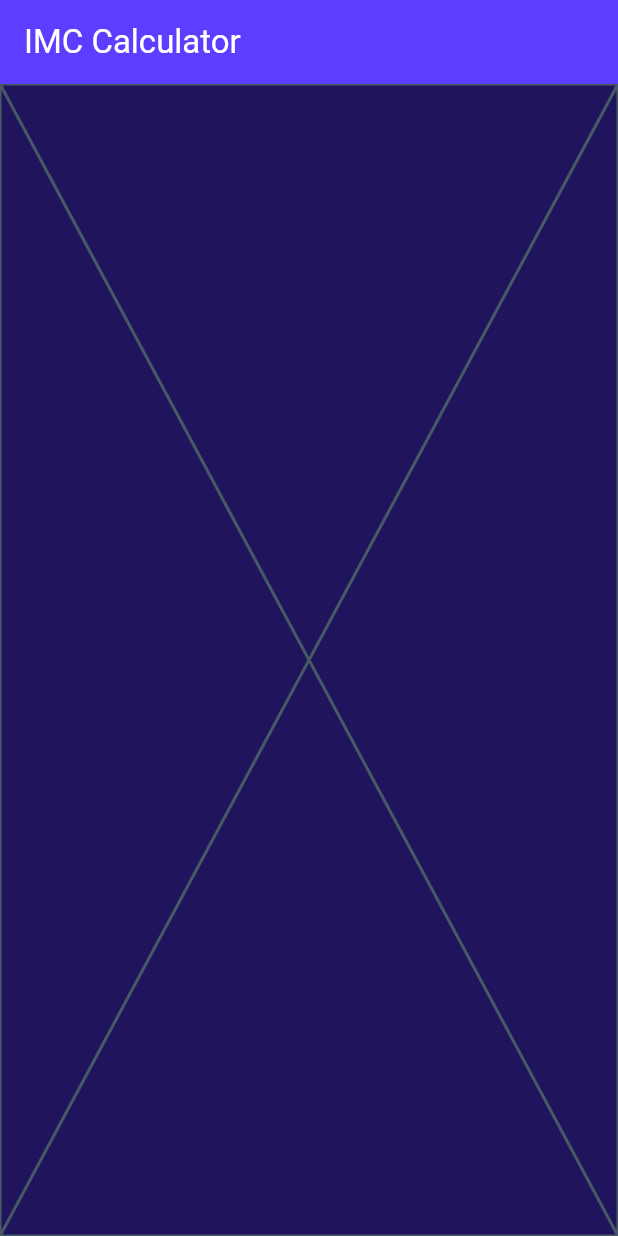
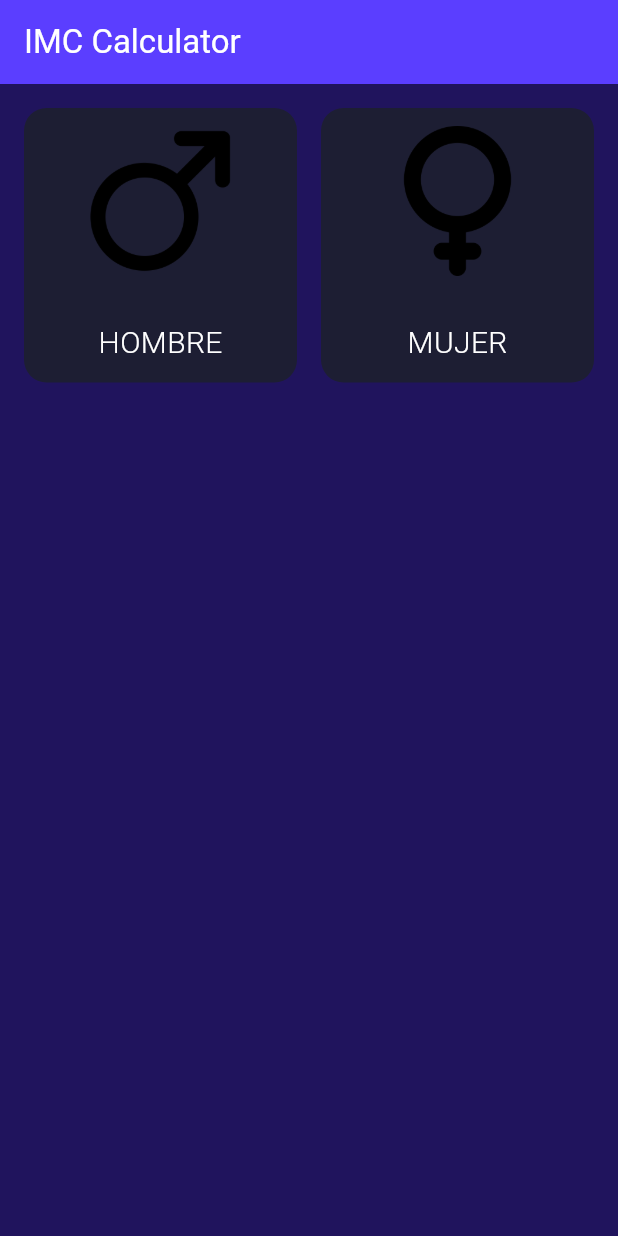
Before and after one commit to DanielGuzmanV/Proyecto-Flutter-IMCApp, a Flutter app: the screen it shows after launch, on a phone screen of 412 x 824 dp. Run offline on Flutter 3.47's test engine with Material 3 defaults, Android fonts, the phone set to English and light mode, and no system bars.

Commit message:
Selector de genero agregado y clase de estilos de texto

```diff
--- a/lib/components/gender_selector.dart
+++ b/lib/components/gender_selector.dart
@@ -1,4 +1,6 @@
 import 'package:flutter/material.dart';
+import 'package:imc_app/config/theme/app_theme.dart';
+import 'package:imc_app/config/theme/text_style.dart';
 
 class GenderSelector extends StatefulWidget {
   const GenderSelector({super.key});
@@ -8,8 +10,91 @@ class GenderSelector extends StatefulWidget {
 }
 
 class _GenderSelectorState extends State<GenderSelector> {
+  String? selectGenero;
+
   @override
   Widget build(BuildContext context) {
-    return const Placeholder();
+    return Row(
+      children: [
+
+        // Select male:
+        Expanded(
+          child: GestureDetector(
+            onTap: () {
+              setState(() {
+                selectGenero = "Hombre";
+              });
+            },
+
+            child: Padding(
+              padding: const EdgeInsets.only(top: 16, bottom: 16, left: 16, right: 8),
+              child: Container(
+                decoration: BoxDecoration(
+                  color: selectGenero == "Hombre"
+                  ? ThemeColor.backgroundComponentSelected
+                  : ThemeColor.backgroundComponent,
+
+                  borderRadius: BorderRadius.circular(15),
+                ),
+                child: Padding(
+                  padding: const EdgeInsets.all(12),
+                  child: Column(
+                    children: [
+                      Image.asset('assets/images/male.png', height: 100,),
+                      const SizedBox(height: 30,),
+                      Text(
+                        'Hombre'.toUpperCase(),
+                        style: ClaseTextStyles.bodyText
+                      ),
+                    ],
+                  ),
+                ),
+              ),
+            ),
+          ),
+        ),
+
+        // =================================================================
+
+        // Select famale:
+        Expanded(
+          child: GestureDetector(
+            onTap: () {
+              setState(() {
+                selectGenero = "Mujer";
+              });
+            },
+
+            child: Padding(
+              padding: const EdgeInsets.only(top: 16, bottom: 16, right: 16, left: 8),
+              child: Container(
+                decoration: BoxDecoration(
+                  color: selectGenero == "Mujer"
+                  ? ThemeColor.backgroundComponentSelected
+                  : ThemeColor.backgroundComponent,
+
+                  borderRadius: BorderRadius.circular(15),
+                ),
+                child: Padding(
+                  padding: const EdgeInsets.all(12),
+                  child: Column(
+                    children: [
+                      Image.asset('assets/images/female.png', height: 100,),
+                      const SizedBox(height: 30,),
+                      Text(
+                        'Mujer'.toUpperCase(),
+                        style: ClaseTextStyles.bodyText
+                      ),
+                    ],
+                  ),
+                ),
+              ),
+            ),
+          ),
+        ),
+
+
+      ],
+    );
   }
 }
--- /dev/null
+++ b/lib/config/theme/text_style.dart
@@ -0,0 +1,11 @@
+import 'package:flutter/material.dart';
+
+class ClaseTextStyles {
+
+  static const TextStyle bodyText = TextStyle(
+    color: Colors.white,
+    fontSize: 20,
+    fontWeight: FontWeight.w300
+  );
+
+}
--- a/lib/presentation/screens/imc_home.dart
+++ b/lib/presentation/screens/imc_home.dart
@@ -1,4 +1,5 @@
 import 'package:flutter/material.dart';
+import 'package:imc_app/components/gender_selector.dart';
 
 class ImcHomeScreen extends StatefulWidget {
   const ImcHomeScreen({super.key});
@@ -10,6 +11,10 @@ class ImcHomeScreen extends StatefulWidget {
 class _ImcHomeScreenState extends State<ImcHomeScreen> {
   @override
   Widget build(BuildContext context) {
-    return const Placeholder();
+    return const Column(
+      children: [
+        GenderSelector(),
+      ],
+    );
   }
 }
```
